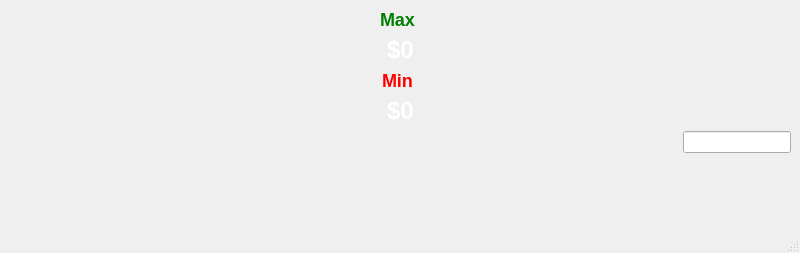
Qt form 05-SignalSlotBitCoinPrice/mainwindow.ui (danilo94/MiniCursoQt) before a commit.
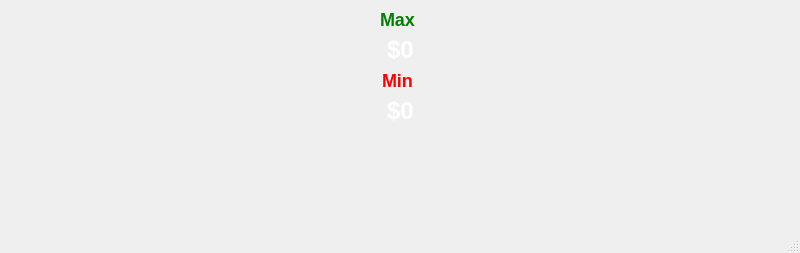
The same form after that commit.

What changed in the file:
```diff
--- a/05-SignalSlotBitCoinPrice/mainwindow.ui
+++ b/05-SignalSlotBitCoinPrice/mainwindow.ui
@@ -188,31 +188,7 @@
      </layout>
     </item>
     <item>
-     <layout class="QHBoxLayout" name="horizontalLayout_2">
-      <item>
-       <spacer name="horizontalSpacer_9">
-        <property name="orientation">
-         <enum>Qt::Horizontal</enum>
-        </property>
-        <property name="sizeHint" stdset="0">
-         <size>
-          <width>40</width>
-          <height>20</height>
-         </size>
-        </property>
-       </spacer>
-      </item>
-      <item>
-       <widget class="QLineEdit" name="lineEdit">
-        <property name="sizePolicy">
-         <sizepolicy hsizetype="Fixed" vsizetype="Fixed">
-          <horstretch>0</horstretch>
-          <verstretch>0</verstretch>
-         </sizepolicy>
-        </property>
-       </widget>
-      </item>
-     </layout>
+     <layout class="QHBoxLayout" name="horizontalLayout_2"/>
     </item>
     <item>
      <spacer name="verticalSpacer">
```
